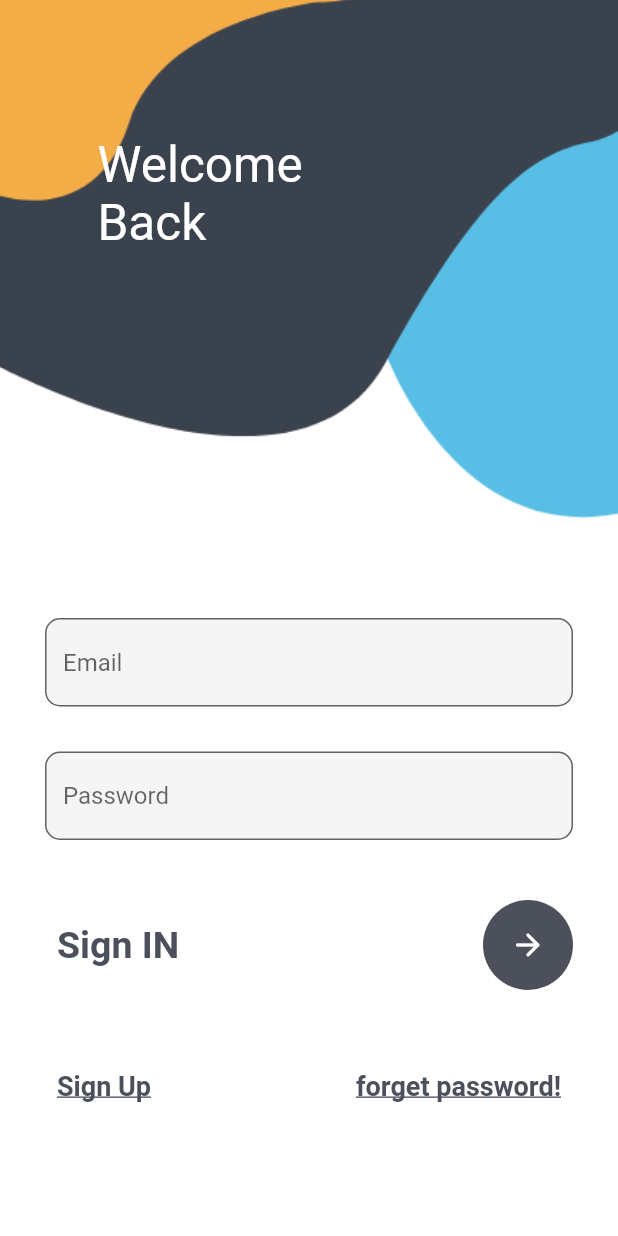
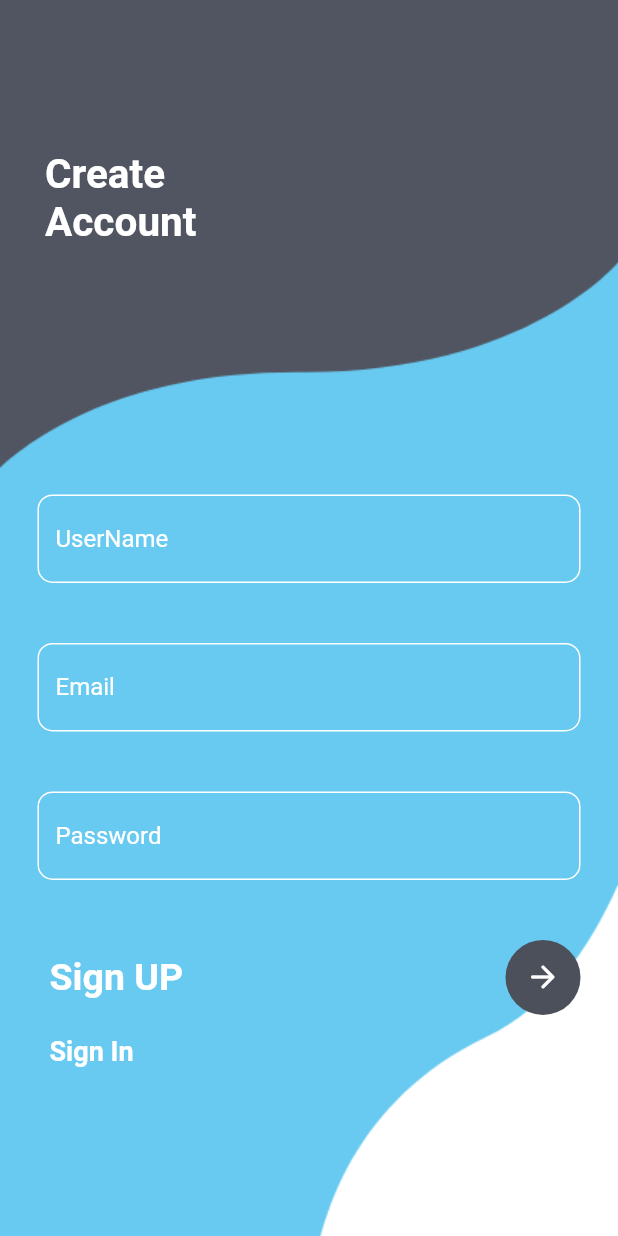
Before and after one commit to sherryqaisrani/login_ui, a Flutter app: the screen it shows after launch, on a phone screen of 412 x 824 dp. Run offline on Flutter 3.47's test engine with Material 2 defaults, Android fonts, the phone set to English and light mode, and no system bars.

Commit message:
Register Page UI Done

```diff
--- a/lib/main.dart
+++ b/lib/main.dart
@@ -1,5 +1,6 @@
 import 'package:flutter/material.dart';
 import 'package:login_page_ui/login.dart';
+import 'package:login_page_ui/register.dart';
 
 void main() {
   runApp(myApp());
@@ -14,7 +15,7 @@ class myApp extends StatelessWidget {
       debugShowCheckedModeBanner: false,
       // initialRoute: 'loginPage',
       // routes: {'login': (context) => LoginPage()},
-      home: LoginPage(),
+      home: register(),
     );
   }
 }
--- /dev/null
+++ b/lib/register.dart
@@ -0,0 +1,168 @@
+import 'package:flutter/material.dart';
+
+class register extends StatefulWidget {
+  register({Key? key}) : super(key: key);
+
+  @override
+  State<register> createState() => _registerState();
+}
+
+class _registerState extends State<register> {
+  @override
+  Widget build(BuildContext context) {
+    return Container(
+      decoration: const BoxDecoration(
+        image: DecorationImage(
+          fit: BoxFit.cover,
+          image: AssetImage('assets/images/register.png'),
+        ),
+      ),
+      child: Scaffold(
+        backgroundColor: Colors.transparent,
+        body: Stack(
+          children: [
+            Container(
+              padding: const EdgeInsets.only(top: 100, left: 30),
+              child: const Text(
+                'Create\nAccount',
+                style: TextStyle(
+                  fontSize: 27,
+                  fontWeight: FontWeight.w700,
+                  color: Colors.white,
+                ),
+              ),
+            ),
+            SingleChildScrollView(
+              child: Container(
+                padding: EdgeInsets.only(
+                    top: MediaQuery.of(context).size.height * 0.4,
+                    left: 25,
+                    right: 25),
+                child: Column(
+                  children: [
+                    TextField(
+                      decoration: InputDecoration(
+                          hintText: 'UserName',
+                          hintStyle: const TextStyle(
+                            color: Colors.white,
+                          ),
+                          focusedBorder: OutlineInputBorder(
+                              borderRadius: BorderRadius.circular(10),
+                              borderSide: const BorderSide(
+                                color: Colors.black,
+                              )),
+                          enabledBorder: OutlineInputBorder(
+                              borderRadius: BorderRadius.circular(10),
+                              borderSide: const BorderSide(
+                                color: Colors.white,
+                              )),
+                          border: OutlineInputBorder(
+                              borderRadius: BorderRadius.circular(10),
+                              borderSide: const BorderSide(
+                                color: Colors.white,
+                              ))),
+                    ),
+                    const SizedBox(
+                      height: 40,
+                    ),
+                    TextField(
+                      decoration: InputDecoration(
+                          hintText: 'Email',
+                          hintStyle: const TextStyle(
+                            color: Colors.white,
+                          ),
+                          focusedBorder: OutlineInputBorder(
+                              borderRadius: BorderRadius.circular(10),
+                              borderSide: const BorderSide(
+                                color: Colors.black,
+                              )),
+                          enabledBorder: OutlineInputBorder(
+                              borderRadius: BorderRadius.circular(10),
+                              borderSide: const BorderSide(
+                                color: Colors.white,
+                              )),
+                          border: OutlineInputBorder(
+                              borderRadius: BorderRadius.circular(10),
+                              borderSide: const BorderSide(
+                                color: Colors.white,
+                              ))),
+                    ),
+                    const SizedBox(
+                      height: 40,
+                    ),
+                    TextField(
+                      obscureText: true,
+                      decoration: InputDecoration(
+                          hintText: 'Password',
+                          hintStyle: const TextStyle(
+                            color: Colors.white,
+                          ),
+                          focusedBorder: OutlineInputBorder(
+                              borderRadius: BorderRadius.circular(10),
+                              borderSide: const BorderSide(
+                                color: Colors.black,
+                              )),
+                          enabledBorder: OutlineInputBorder(
+                              borderRadius: BorderRadius.circular(10),
+                              borderSide: const BorderSide(
+                                color: Colors.white,
+                              )),
+                          border: OutlineInputBorder(
+                              borderRadius: BorderRadius.circular(10),
+                              borderSide: const BorderSide(
+                                color: Colors.white,
+                              ))),
+                    ),
+                    const SizedBox(
+                      height: 40,
+                    ),
+                    Row(
+                      mainAxisAlignment: MainAxisAlignment.spaceBetween,
+                      children: [
+                        TextButton(
+                            onPressed: () {},
+                            child: const Text(
+                              'Sign UP',
+                              style: TextStyle(
+                                fontSize: 25,
+                                fontWeight: FontWeight.w700,
+                                color: Colors.white,
+                              ),
+                            )),
+                        CircleAvatar(
+                          radius: 25,
+                          backgroundColor: Color(0xff4c505b),
+                          child: IconButton(
+                            onPressed: () {},
+                            icon: const Icon(
+                              Icons.arrow_forward_rounded,
+                              color: Colors.white,
+                            ),
+                          ),
+                        )
+                      ],
+                    ),
+                    Row(
+                      children: [
+                        TextButton(
+                            onPressed: () {},
+                            child: const Text(
+                              'Sign In',
+                              style: TextStyle(
+                                fontSize: 18,
+                                fontWeight: FontWeight.w700,
+                                color: Colors.white,
+                              ),
+                            ))
+                      ],
+                    )
+                  ],
+                ),
+              ),
+            ),
+          ],
+        ),
+      ),
+    );
+  }
+}
```
Also changed, not shown: UI Images/registerpage.png (added), assets/images/register.png (added), 1 other file.
